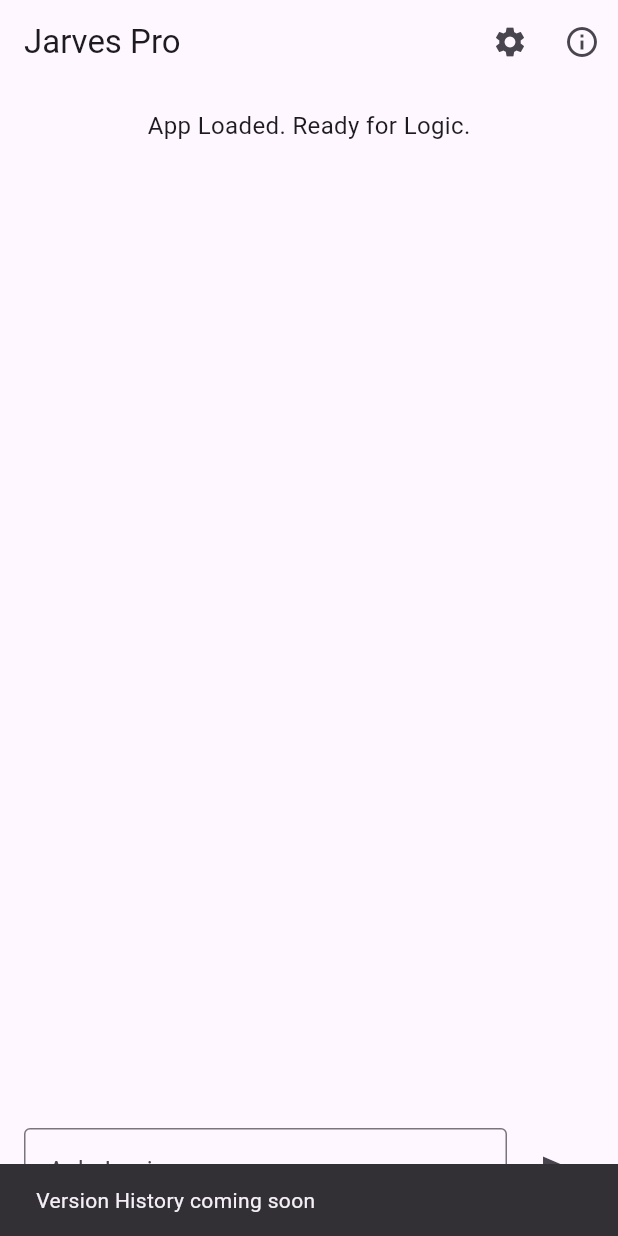
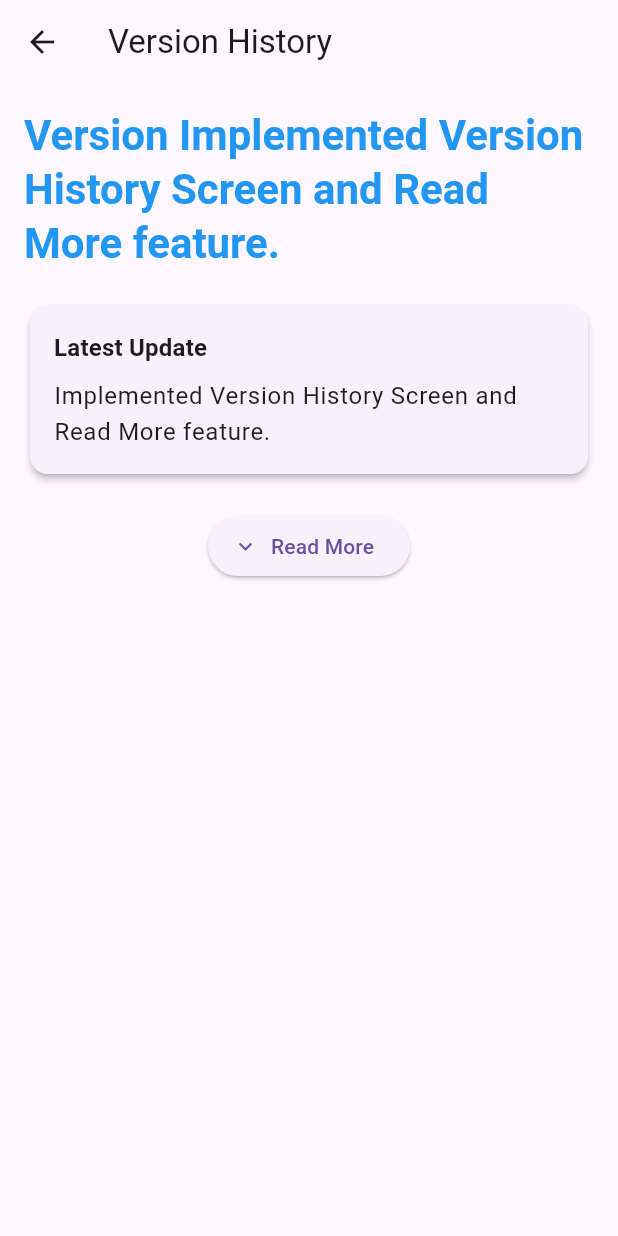
Before and after one commit to osmanghani1435/jarvis, a Flutter app: the screen it shows after launch, after a tap on the "info outline" icon, on a phone screen of 412 x 824 dp. Run offline on Flutter 3.47's test engine with Material 3 defaults, Android fonts, the phone set to English and light mode, and no system bars; our stand-ins replace google_generative_ai, shared_preferences.

Commit message:
Implemented Version History Screen and Read More feature

```diff
--- a/mobile/assets/app_version_log.json
+++ b/mobile/assets/app_version_log.json
@@ -1,6 +1,6 @@
 {
-    "current_version": "1.1.0",
-    "last_update": "Ported Core Logic from Web to Android.",
+    "current_version": "1.2.0",
+    "last_update": "Implemented Version History Screen and Read More feature.",
     "history": [
         {
             "version": "1.0.0",
@@ -21,6 +21,11 @@
             "version": "1.1.0",
             "date": "2025-11-30",
             "changes": "Ported Core Logic from Web to Android."
+        },
+        {
+            "version": "1.2.0",
+            "date": "2025-11-30",
+            "changes": "Implemented Version History Screen and Read More feature."
         }
     ]
 }
--- a/mobile/lib/main.dart
+++ b/mobile/lib/main.dart
@@ -1,5 +1,6 @@
 import 'package:flutter/material.dart';
 import 'core_logic.dart';
+import 'version_screen.dart';
 
 void main() {
   runApp(const MyApp());
@@ -110,8 +111,9 @@ class _HomePageState extends State<HomePage> {
           IconButton(
             icon: const Icon(Icons.info_outline),
             onPressed: () {
-              ScaffoldMessenger.of(context).showSnackBar(
-                const SnackBar(content: Text('Version History coming soon')),
+              Navigator.push(
+                context,
+                MaterialPageRoute(builder: (context) => const VersionScreen()),
               );
             },
           ),
--- /dev/null
+++ b/mobile/lib/version_screen.dart
@@ -0,0 +1,136 @@
+import 'package:flutter/material.dart';
+import 'version_manager.dart';
+
+class VersionScreen extends StatefulWidget {
+  const VersionScreen({super.key});
+
+  @override
+  State<VersionScreen> createState() => _VersionScreenState();
+}
+
+class _VersionScreenState extends State<VersionScreen> {
+  final VersionManager _versionManager = VersionManager();
+  bool _isLoading = true;
+  bool _showFullHistory = false;
+
+  @override
+  void initState() {
+    super.initState();
+    _loadVersionData();
+  }
+
+  Future<void> _loadVersionData() async {
+    await _versionManager.loadVersionHistory();
+    setState(() {
+      _isLoading = false;
+    });
+  }
+
+  @override
+  Widget build(BuildContext context) {
+    return Scaffold(
+      appBar: AppBar(
+        title: const Text('Version History'),
+      ),
+      body: _isLoading
+          ? const Center(child: CircularProgressIndicator())
+          : SingleChildScrollView(
+              padding: const EdgeInsets.all(16.0),
+              child: Column(
+                crossAxisAlignment: CrossAxisAlignment.start,
+                children: [
+                  // Current Version - Big Text
+                  Center(
+                    child: Text(
+                      'Version ${_versionManager.getLatestUpdate()}',
+                      style: Theme.of(context).textTheme.headlineMedium?.copyWith(
+                            fontWeight: FontWeight.bold,
+                            color: Colors.blue,
+                          ),
+                    ),
+                  ),
+                  const SizedBox(height: 20),
+
+                  // Last Update Description
+                  Card(
+                    elevation: 2,
+                    child: Padding(
+                      padding: const EdgeInsets.all(16.0),
+                      child: Column(
+                        crossAxisAlignment: CrossAxisAlignment.start,
+                        children: [
+                          Text(
+                            'Latest Update',
+                            style: Theme.of(context).textTheme.titleMedium?.copyWith(
+                                  fontWeight: FontWeight.bold,
+                                ),
+                          ),
+                          const SizedBox(height: 8),
+                          Text(
+                            _versionManager.getLatestUpdate(),
+                            style: Theme.of(context).textTheme.bodyLarge,
+                          ),
+                        ],
+                      ),
+                    ),
+                  ),
+                  const SizedBox(height: 20),
+
+                  // Read More Button
+                  Center(
+                    child: ElevatedButton.icon(
+                      onPressed: () {
+                        setState(() {
+                          _showFullHistory = !_showFullHistory;
+                        });
+                      },
+                      icon: Icon(_showFullHistory ? Icons.expand_less : Icons.expand_more),
+                      label: Text(_showFullHistory ? 'Show Less' : 'Read More'),
+                    ),
+                  ),
+                  const SizedBox(height: 20),
+
+                  // Full History List (Expandable)
+                  if (_showFullHistory) ...[
+                    Text(
+                      'Full Version History',
+                      style: Theme.of(context).textTheme.titleLarge?.copyWith(
+                            fontWeight: FontWeight.bold,
+                          ),
+                    ),
+                    const SizedBox(height: 10),
+                    ..._versionManager.getAllHistory().map((entry) {
+                      return Card(
+                        margin: const EdgeInsets.only(bottom: 12),
+                        child: ListTile(
+                          leading: const Icon(Icons.history, color: Colors.blue),
+                          title: Text(
+                            'Version ${entry['version'] ?? 'Unknown'}',
+                            style: const TextStyle(fontWeight: FontWeight.bold),
+                          ),
+                          subtitle: Column(
+                            crossAxisAlignment: CrossAxisAlignment.start,
+                            children: [
+                              const SizedBox(height: 4),
+                              Text(
+                                'Date: ${entry['date'] ?? 'Unknown'}',
+                                style: TextStyle(color: Colors.grey[600]),
+                              ),
+                              const SizedBox(height: 4),
+                              Text(
+                                entry['changes'] ?? 'No description',
+                                style: const TextStyle(fontSize: 14),
+                              ),
+                            ],
+                          ),
+                          isThreeLine: true,
+                        ),
+                      );
+                    }).toList(),
+                  ],
+                ],
+              ),
+            ),
+    );
+  }
+}
```
